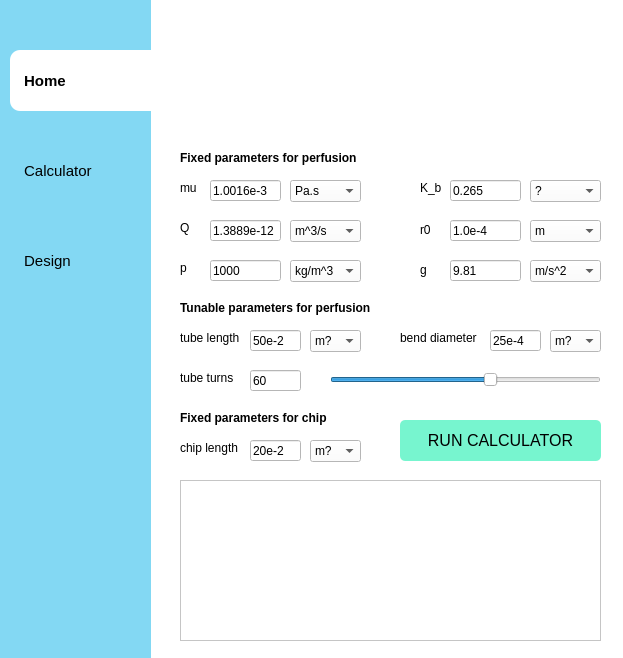
First picture: the form in appGUI.ui, repository JuanCamiloGS/VivoStreamGUI, before the edit.
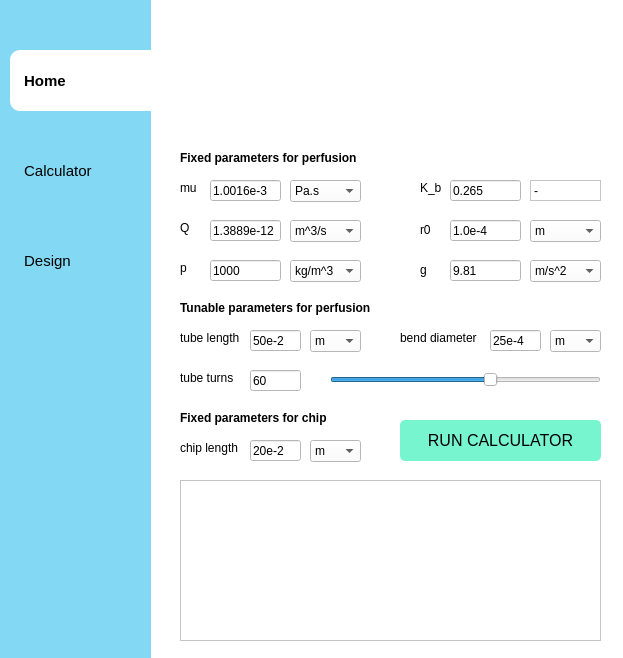
Second picture: the form after the edit. The open tabs and pages were chosen to show the change. Icons and pictures are not drawn.

Commit message: final units calculator page

What changed in the file:
```diff
--- a/appGUI.ui
+++ b/appGUI.ui
@@ -746,7 +746,7 @@
       </property>
       <item>
        <property name="text">
-        <string>m?</string>
+        <string>m</string>
        </property>
       </item>
      </widget>
@@ -761,7 +761,7 @@
       </property>
       <item>
        <property name="text">
-        <string>m?</string>
+        <string>m</string>
        </property>
       </item>
      </widget>
@@ -776,24 +776,25 @@
       </property>
       <item>
        <property name="text">
-        <string>m?</string>
+        <string>m</string>
        </property>
       </item>
      </widget>
-     <widget class="QComboBox" name="comboBox10">
+     <widget class="QLabel" name="label_27">
       <property name="geometry">
        <rect>
         <x>360</x>
         <y>40</y>
         <width>71</width>
-        <height>22</height>
+        <height>21</height>
        </rect>
       </property>
-      <item>
-       <property name="text">
-        <string>?</string>
-       </property>
-      </item>
+      <property name="frameShape">
+       <enum>QFrame::StyledPanel</enum>
+      </property>
+      <property name="text">
+       <string>-</string>
+      </property>
      </widget>
     </widget>
     <widget class="QWidget" name="page_3">
```
The commit also changes 1 other file.
